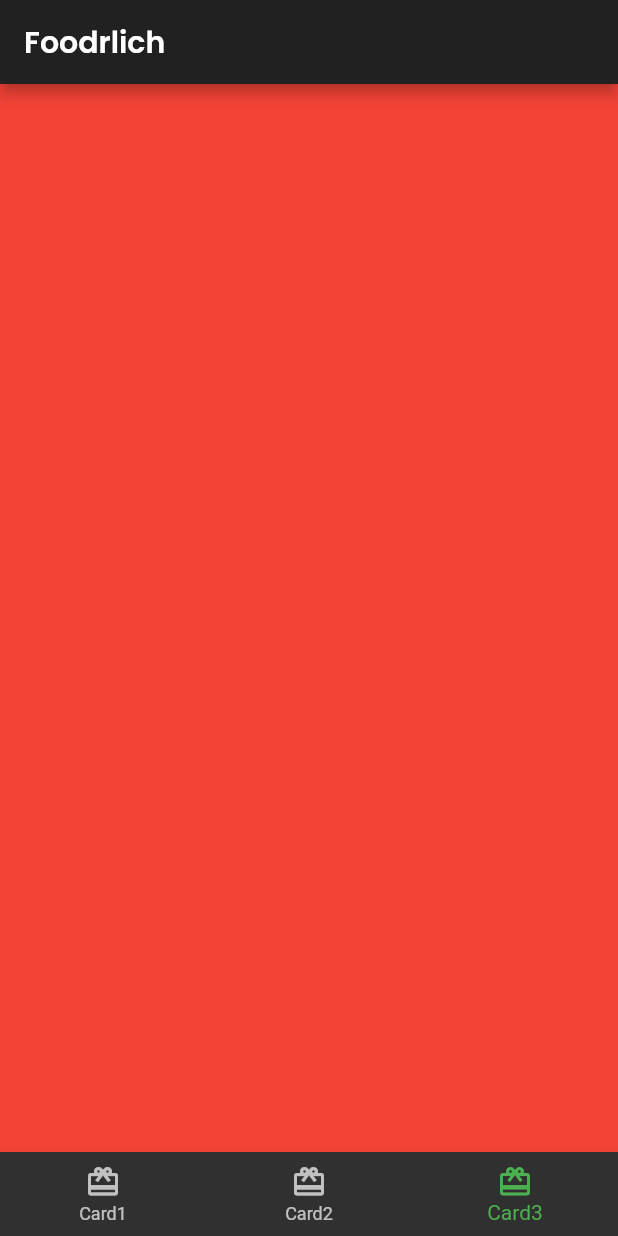
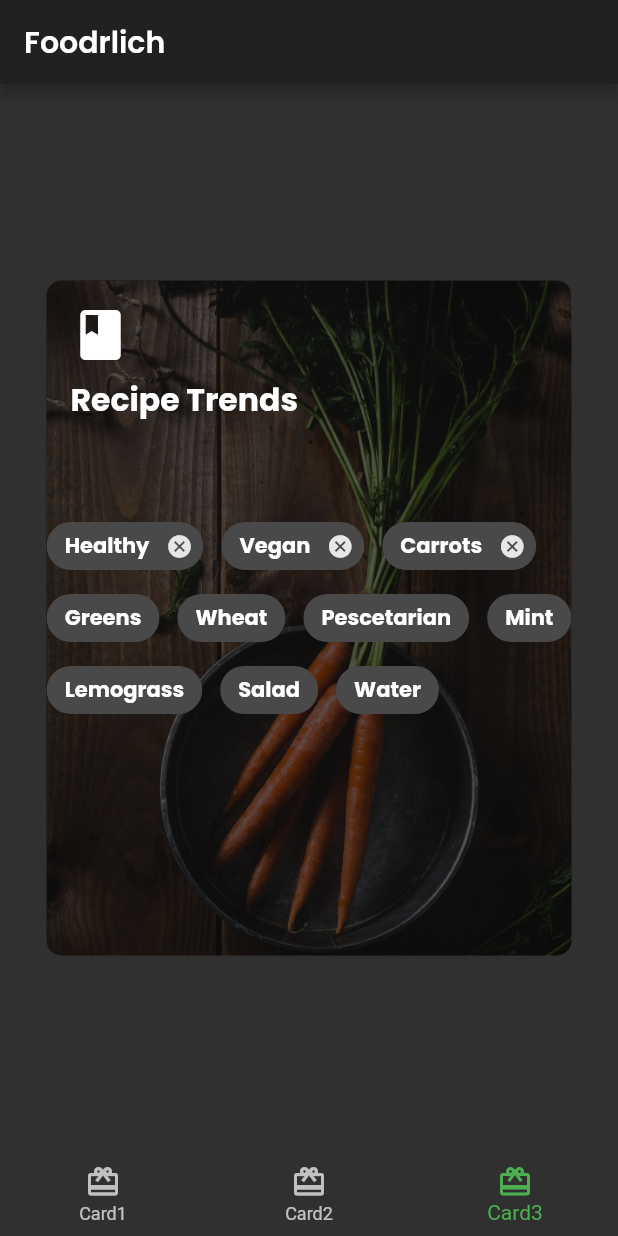
Before and after one commit to surajadkhari/flutter_apprentice, a Flutter app: the screen it shows after launch, item 3 of the bottom bar chosen, on a phone screen of 412 x 824 dp. Run offline on Flutter 3.47's test engine with Material 2 defaults, Android fonts, the phone set to English and light mode, and no system bars; our stand-ins replace google_fonts.

Commit message:
Card3 completed

```diff
--- /dev/null
+++ b/lib/card3.dart
@@ -0,0 +1,118 @@
+import 'package:flutter/material.dart';
+import 'package:flutter_recipes/foodrlichtheme.dart';
+
+class Card3 extends StatelessWidget {
+  const Card3({Key? key}) : super(key: key);
+
+  @override
+  Widget build(BuildContext context) {
+    return Center(
+        child: Container(
+      constraints: BoxConstraints.expand(height: 450, width: 350),
+      decoration: BoxDecoration(
+          borderRadius: BorderRadius.circular(10),
+          image: DecorationImage(
+              image: AssetImage('assets/mag2.png'), fit: BoxFit.cover)),
+      child: Stack(
+        children: [
+          Container(
+            decoration: BoxDecoration(
+                color: Colors.black.withOpacity(0.6),
+                borderRadius: BorderRadius.circular(10)),
+          ),
+          Container(
+            padding: EdgeInsets.all(16),
+            child: Column(
+              crossAxisAlignment: CrossAxisAlignment.start,
+              children: [
+                Icon(
+                  Icons.book,
+                  color: Colors.white,
+                  size: 40,
+                ),
+                SizedBox(
+                  height: 8,
+                ),
+                Text(
+                  'Recipe Trends',
+                  style: FooderlichTheme.darkTextTheme.headline2,
+                ),
+                SizedBox(
+                  height: 30,
+                )
+              ],
+            ),
+          ),
+          Center(
+            child: Wrap(alignment: WrapAlignment.start, spacing: 12, children: [
+              Chip(
+                label: Text(
+                  'Healthy',
+                  style: FooderlichTheme.darkTextTheme.bodyText1,
+                ),
+                onDeleted: () {
+                  print('Delete');
+                },
+              ),
+              Chip(
+                label: Text(
+                  'Vegan',
+                  style: FooderlichTheme.darkTextTheme.bodyText1,
+                ),
+                onDeleted: () {
+                  print('Delete');
+                },
+              ),
+              Chip(
+                label: Text(
+                  'Carrots',
+                  style: FooderlichTheme.darkTextTheme.bodyText1,
+                ),
+                onDeleted: () {
+                  print('Delete');
+                },
+              ),
+              Chip(
+                label: Text(
+                  'Greens',
+                  style: FooderlichTheme.darkTextTheme.bodyText1,
+                ),
+              ),
+              Chip(
+                label: Text(
+                  'Wheat',
+                  style: FooderlichTheme.darkTextTheme.bodyText1,
+                ),
+              ),
+              Chip(
+                  label: Text(
+                'Pescetarian',
+                style: FooderlichTheme.darkTextTheme.bodyText1,
+              )),
+              Chip(
+                  label: Text(
+                'Mint',
+                style: FooderlichTheme.darkTextTheme.bodyText1,
+              )),
+              Chip(
+                  label: Text(
+                'Lemograss',
+                style: FooderlichTheme.darkTextTheme.bodyText1,
+              )),
+              Chip(
+                  label: Text(
+                'Salad',
+                style: FooderlichTheme.darkTextTheme.bodyText1,
+              )),
+              Chip(
+                  label: Text(
+                'Water',
+                style: FooderlichTheme.darkTextTheme.bodyText1,
+              )),
+            ]),
+          )
+        ],
+      ),
+    ));
+  }
+}
--- a/lib/homepage.dart
+++ b/lib/homepage.dart
@@ -3,6 +3,7 @@ import 'package:flutter/widgets.dart';
 
 import 'card1.dart';
 import 'card2.dart';
+import 'card3.dart';
 
 class Home extends StatefulWidget {
   const Home({Key? key}) : super(key: key);
@@ -14,13 +15,7 @@ class Home extends StatefulWidget {
 class _HomeState extends State<Home> {
   int _selectedindex = 0;
 
-  static List<Widget> pages = <Widget>[
-    Card1(),
-    Card2(),
-    Container(
-      color: Colors.red,
-    ),
-  ];
+  static List<Widget> pages = <Widget>[Card1(), Card2(), Card3()];
 
   void _onItemTapped(int index) {
     setState(() {
--- a/lib/main.dart
+++ b/lib/main.dart
@@ -14,7 +14,6 @@ class Foodrlich extends StatelessWidget {
   Widget build(BuildContext context) {
     final apptheme = FooderlichTheme.dark();
 
-    // TODO: Apply Home widget
     return MaterialApp(
         debugShowCheckedModeBanner: false, theme: apptheme, home: Home());
   }
```
